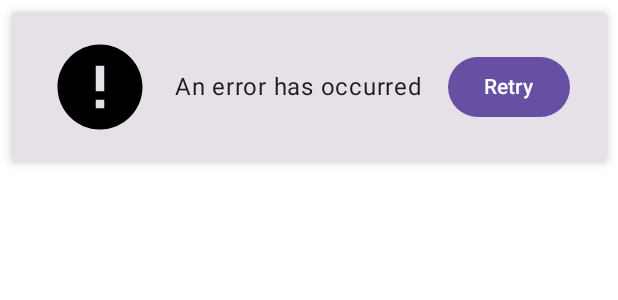
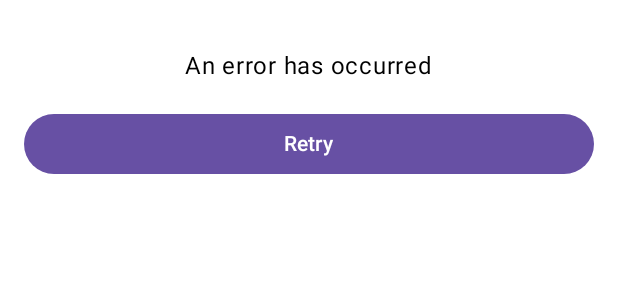
Before and after one commit to waliahimanshu/typicode-placeholder, an Android app built with Jetpack Compose: the @Preview function PagingLoadingErrorItemPreview, on a phone screen of 412 x 824 dp. Shown: the top 300 px of the screen. Run offline under Robolectric (Android 15) with nearby library versions, the phone set to English and light mode, and no system bars.

Commit message:
fix retry and some card semantics

```diff
--- a/feature-albums/src/main/java/com/waliahimanshu/android/feature/albums/AlbumsViewModel.kt
+++ b/feature-albums/src/main/java/com/waliahimanshu/android/feature/albums/AlbumsViewModel.kt
@@ -7,7 +7,9 @@ import com.waliahimanshu.android.domain.usecase.GetUserInfoUseCase
 import com.waliahimanshu.android.feature.albums.paging.AlbumDetailsUseCase
 import dagger.hilt.android.lifecycle.HiltViewModel
 import kotlinx.coroutines.flow.MutableSharedFlow
+import kotlinx.coroutines.flow.MutableStateFlow
 import kotlinx.coroutines.flow.asSharedFlow
+import kotlinx.coroutines.flow.asStateFlow
 import kotlinx.coroutines.flow.catch
 import kotlinx.coroutines.flow.combine
 import javax.inject.Inject
@@ -20,7 +22,7 @@ class AlbumsViewModel @Inject constructor(
 ) : ViewModel() {
 
     private val _albumsUIState = MutableSharedFlow<AlbumsUIStates>()
-    val albumsUIState = _albumsUIState.asSharedFlow() // todo handle error
+    val albumsUIState = _albumsUIState.asSharedFlow()
 
     val albumItems =
         albumDetailsUseCase.getAlbumDetails()
--- a/feature-albums/src/main/java/com/waliahimanshu/android/feature/albums/ui/AlbumItems.kt
+++ b/feature-albums/src/main/java/com/waliahimanshu/android/feature/albums/ui/AlbumItems.kt
@@ -7,9 +7,9 @@ import androidx.paging.LoadState
 import androidx.paging.compose.collectAsLazyPagingItems
 import androidx.paging.compose.itemKey
 import com.waliahimanshu.android.feature.albums.AlbumsViewModel
-import com.waliahimanshu.android.feature.albums.ui.screens.AlbumItemCard
 import com.waliahimanshu.android.feature.albums.ui.loading.ErrorItem
 import com.waliahimanshu.android.feature.albums.ui.loading.LoadingItem
+import com.waliahimanshu.android.feature.albums.ui.screens.AlbumItemCard
 import com.waliahimanshu.android.feature.photos.R
 
 @Composable
@@ -30,7 +30,7 @@ fun AlbumList(viewModel: AlbumsViewModel) {
                 item {
                     ErrorItem(
                         message = stringResource(id = R.string.generic_error_message),
-                        retry = { lazyPagingItems.refresh() },
+                        retry = { lazyPagingItems.retry()},
                     )
                 }
             }
--- a/feature-albums/src/main/java/com/waliahimanshu/android/feature/albums/ui/loading/LoadingErrorItem.kt
+++ b/feature-albums/src/main/java/com/waliahimanshu/android/feature/albums/ui/loading/LoadingErrorItem.kt
@@ -1,15 +1,12 @@
 package com.waliahimanshu.android.feature.albums.ui.loading
 
-import androidx.compose.foundation.Image
-import androidx.compose.foundation.layout.Arrangement
 import androidx.compose.foundation.layout.Box
-import androidx.compose.foundation.layout.Row
+import androidx.compose.foundation.layout.Column
 import androidx.compose.foundation.layout.fillMaxSize
 import androidx.compose.foundation.layout.fillMaxWidth
 import androidx.compose.foundation.layout.padding
 import androidx.compose.foundation.layout.size
 import androidx.compose.foundation.lazy.LazyColumn
-import androidx.compose.foundation.shape.CircleShape
 import androidx.compose.foundation.shape.RoundedCornerShape
 import androidx.compose.material3.Button
 import androidx.compose.material3.Card
@@ -18,10 +15,7 @@ import androidx.compose.material3.CircularProgressIndicator
 import androidx.compose.material3.Text
 import androidx.compose.runtime.Composable
 import androidx.compose.ui.Alignment
-import androidx.compose.ui.Alignment.Companion.CenterVertically
 import androidx.compose.ui.Modifier
-import androidx.compose.ui.draw.clip
-import androidx.compose.ui.res.painterResource
 import androidx.compose.ui.res.stringResource
 import androidx.compose.ui.tooling.preview.Preview
 import androidx.compose.ui.unit.dp
@@ -33,10 +27,10 @@ fun LoadingItem() {
     Card(
         modifier = Modifier
             .fillMaxWidth()
-            .padding(8.dp),
+            .padding(16.dp),
         shape = RoundedCornerShape(4.dp),
         elevation = CardDefaults.cardElevation(
-            defaultElevation = 4.dp
+            defaultElevation = 2.dp
         )
     ) {
         Box(
@@ -55,43 +49,22 @@ fun LoadingItem() {
 
 @Composable
 fun ErrorItem(message: String, retry: () -> Unit) {
-    Card(
+    Column(
         modifier = Modifier
             .fillMaxWidth()
-            .padding(8.dp),
+            .padding(16.dp),
+        horizontalAlignment = Alignment.CenterHorizontally
+    ) {
 
-        shape = RoundedCornerShape(4.dp),
-        elevation = CardDefaults.cardElevation(
-            defaultElevation = 4.dp
+        Text(
+            text = message,
+            modifier = Modifier.padding(16.dp)
         )
-    ) {
-        Row(
-            modifier = Modifier
-                .fillMaxWidth()
-                .padding(16.dp),
-            horizontalArrangement = Arrangement.SpaceEvenly
 
-        ) {
-            Image(
-                modifier = Modifier
-                    .clip(CircleShape)
-                    .size(68.dp),
-                painter = painterResource(id = R.drawable.baseline_error_24),
-                contentDescription = stringResource(R.string.generic_error_message),
-            )
-            Text(
-                text = message,
-                modifier = Modifier
-                    .padding(start = 8.dp)
-                    .align(CenterVertically)
-            )
-
-
-            Button(modifier = Modifier
-                .padding(start = 8.dp)
-                .align(CenterVertically), onClick = { retry() }) {
-                Text(text = stringResource(id = R.string.retry))
-            }
+        Button(
+            modifier = Modifier.fillMaxSize(),
+            onClick = { retry() }) {
+            Text(text = stringResource(id = R.string.retry))
         }
     }
 }
@@ -102,7 +75,6 @@ fun PagingLoadingItemPreview() {
     AppTheme {
         LazyColumn {
             item { LoadingItem() }
-
         }
     }
 }
--- a/feature-albums/src/main/java/com/waliahimanshu/android/feature/albums/ui/screens/AlbumItemCard.kt
+++ b/feature-albums/src/main/java/com/waliahimanshu/android/feature/albums/ui/screens/AlbumItemCard.kt
@@ -34,7 +34,7 @@ fun AlbumItemCard(item: AlbumDetailUIModel) {
             .padding(16.dp),
         shape = RoundedCornerShape(4.dp),
         elevation = CardDefaults.cardElevation(
-            defaultElevation = 4.dp
+            defaultElevation = 2.dp
         )
     ) {
         Row(
```
